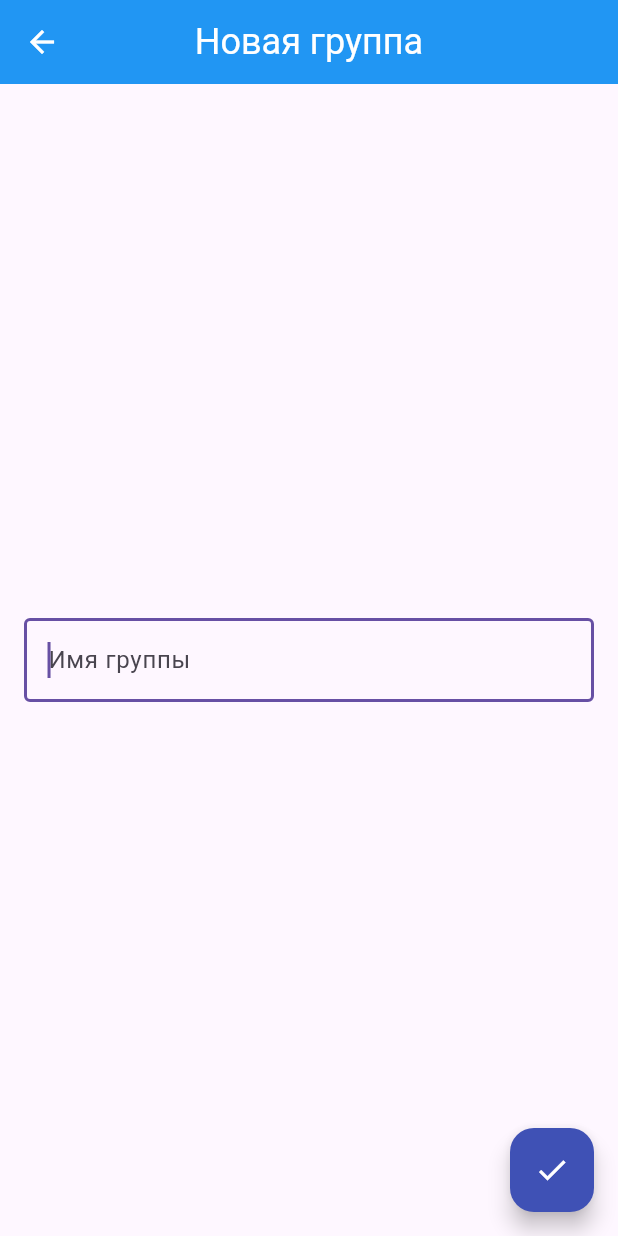
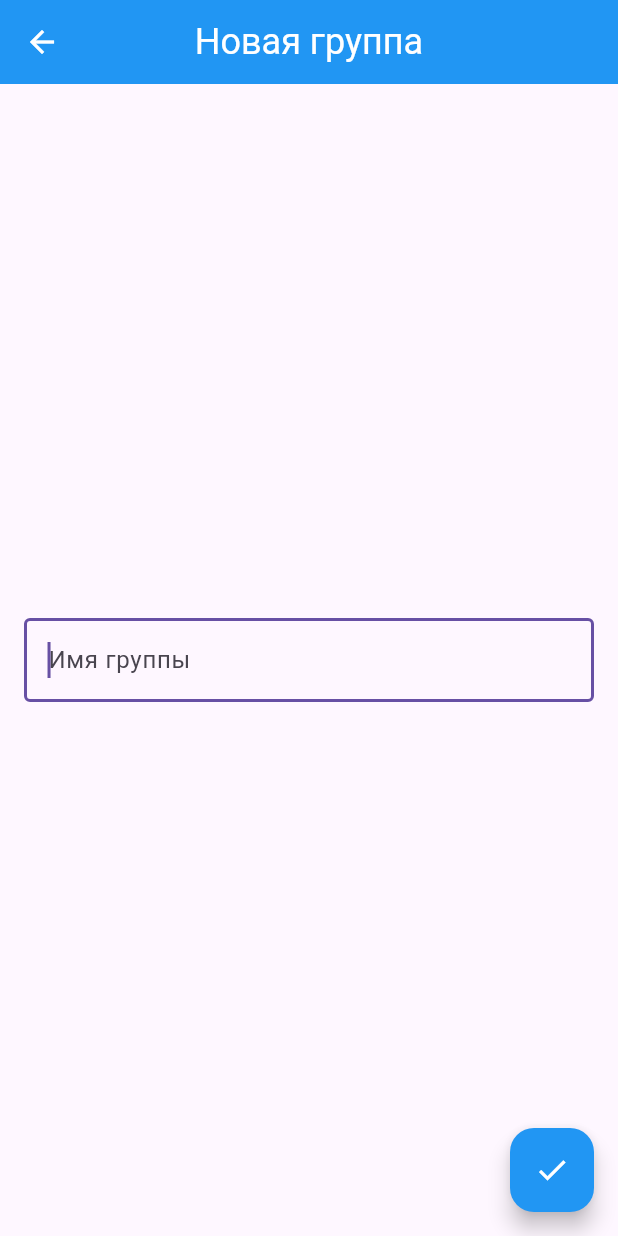
Before and after one commit to Yernazarrr/todo-list-app, a Flutter app: the _GroupFormWidgetBody screen opened directly, on a phone screen of 412 x 824 dp. Run offline on Flutter 3.47's test engine with Material 3 defaults, Android fonts, the phone set to English and light mode, and no system bars; our stand-ins replace flutter_slidable, hive, hive_flutter; accounts and stored records are empty.

```diff
--- a/lib/ui/features/group_form/group_form_widget.dart
+++ b/lib/ui/features/group_form/group_form_widget.dart
@@ -52,9 +52,10 @@ class _GroupNameWidget extends StatelessWidget {
     final model = GroupFormWidgetModelProvider.of(context)?.model;
     return TextField(
       autofocus: true,
-      decoration: const InputDecoration(
-        border: OutlineInputBorder(),
+      decoration: InputDecoration(
+        border: const OutlineInputBorder(),
         hintText: 'Имя группы',
+        errorText: model?.errorText,
       ),
       onChanged: (value) => model?.groupName = value,
       onEditingComplete: () => model?.saveGroup(context),
--- a/lib/ui/features/group_form/group_form_widget_model.dart
+++ b/lib/ui/features/group_form/group_form_widget_model.dart
@@ -2,12 +2,26 @@ import 'package:flutter/material.dart';
 import 'package:todo_list_app/domain/data_provider/box_manager.dart';
 import 'package:todo_list_app/domain/entity/group/group.dart';
 
-class GroupFormWidgetModel {
-  var groupName = '';
+class GroupFormWidgetModel extends ChangeNotifier {
+  var _groupName = '';
+  String? errorText;
+
+  set groupName(String value) {
+    if (errorText != null && value.trim().isNotEmpty) {
+      errorText = null;
+      notifyListeners();
+    }
+    _groupName = value;
+  }
 
   //Сохраняем текущую группу
   Future<void> saveGroup(BuildContext context) async {
-    if (groupName.isEmpty) return;
+    final groupName = _groupName.trim();
+    if (groupName.isEmpty) {
+      errorText = 'Введите названия группы';
+      notifyListeners();
+      return;
+    }
 
     final groupBox = await BoxManager.instance.openGroupBox();
     final group = Group(name: groupName);
@@ -20,13 +34,13 @@ class GroupFormWidgetModel {
   }
 }
 
-class GroupFormWidgetModelProvider extends InheritedWidget {
+class GroupFormWidgetModelProvider extends InheritedNotifier {
   final GroupFormWidgetModel model;
   const GroupFormWidgetModelProvider({
     super.key,
     required this.child,
     required this.model,
-  }) : super(child: child);
+  }) : super(child: child, notifier: model);
 
   final Widget child;
 
--- a/lib/ui/theme/theme.dart
+++ b/lib/ui/theme/theme.dart
@@ -14,7 +14,7 @@ final theme = ThemeData(
     ),
   ),
   floatingActionButtonTheme: const FloatingActionButtonThemeData(
-    backgroundColor: Colors.indigo,
+    backgroundColor: Colors.blue,
     foregroundColor: Colors.white,
   ),
 );
```
Also changed, not shown: lib/ui/features/task_form/task_form_widget.dart (+6 -5 lines), lib/ui/features/task_form/task_form_widget_model.dart (+15 -4 lines).
